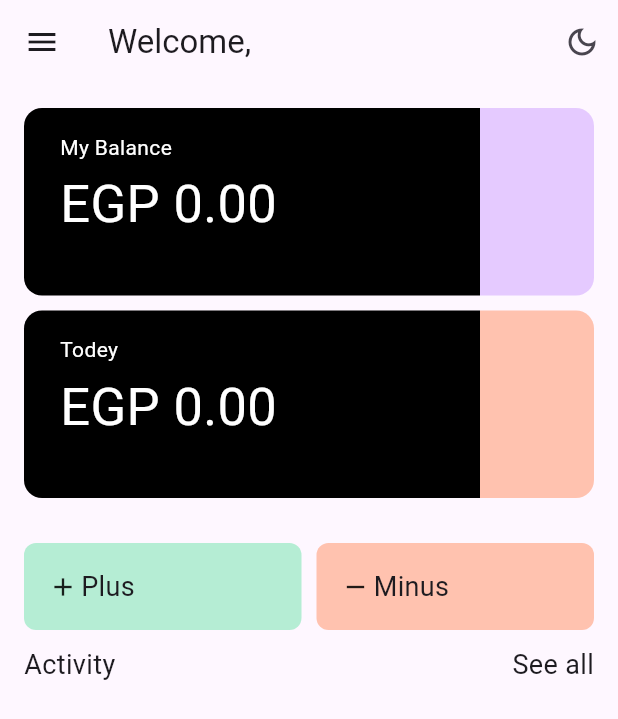
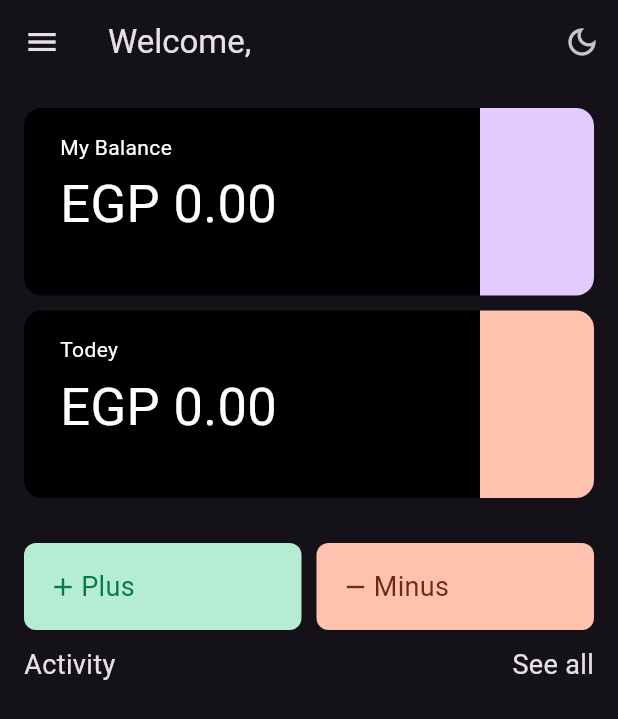
Before and after one commit to MahmoudElsayedJrr/finance_app, a Flutter app: the HomePage screen opened directly, after a tap on the "dark mode" icon, on a phone screen of 412 x 824 dp. Shown: the top 719 px of the screen. Run offline on Flutter 3.47's test engine with Material 3 defaults, Android fonts, the phone set to English and light mode, and no system bars; our stand-ins replace bloc, flutter_bloc, hive, hive_flutter, shared_preferences and 1 more; missing offline and left inert: dart:ffi; accounts and stored records are empty.

Commit message:
add darkMode

```diff
--- a/lib/main.dart
+++ b/lib/main.dart
@@ -17,6 +17,7 @@ void main() async {
   await Hive.initFlutter();
   Hive.registerAdapter(FinanceModelAdapter());
   await Hive.openBox<FinanceModel>("FinanceBox");
+  await Hive.openBox("darkModeBox");
   runApp(const MyApp());
 }
 
@@ -26,10 +27,18 @@ class MyApp extends StatelessWidget {
   Widget build(BuildContext context) {
     return BlocProvider(
       create: (context) => FetchDataCubit()..FetchData(),
-      child: MaterialApp(
-        debugShowCheckedModeBanner: false,
-        title: 'Flutter Demo',
-        home: username == true ? HomePage() : OnBoardingScreen(),
+      child: ValueListenableBuilder(
+        valueListenable: Hive.box('darkModeBox').listenable(),
+        builder: (context, box, child) {
+          var darkmood = box.get('darkMode', defaultValue: false);
+          return MaterialApp(
+            debugShowCheckedModeBanner: false,
+            title: 'Flutter Demo',
+            themeMode: darkmood ? ThemeMode.dark : ThemeMode.light,
+            darkTheme: ThemeData.dark(useMaterial3: true),
+            home: isOnBorded == true ? HomePage() : OnBoardingScreen(),
+          );
+        },
       ),
     );
   }
--- a/lib/presentation/HomePage/HomePage.dart
+++ b/lib/presentation/HomePage/HomePage.dart
@@ -11,6 +11,8 @@ import 'package:finance_application/presentation/HomePage/plus_and_minus_page/pl
 import 'package:flutter/material.dart';
 import 'package:flutter/widgets.dart';
 import 'package:flutter_bloc/flutter_bloc.dart';
+import 'package:hive/hive.dart';
+import 'package:hive_flutter/hive_flutter.dart';
 import 'package:intl/intl.dart';
 import 'package:shared_preferences/shared_preferences.dart';
 
@@ -41,13 +43,19 @@ class _HomePageState extends State<HomePage> {
   Widget build(BuildContext context) {
     final cubit = BlocProvider.of<FetchDataCubit>(context);
 
+    return ValueListenableBuilder(
+      valueListenable: Hive.box('darkModeBox').listenable(),
+      builder: (context, box, child) {
+        var darkmood = box.get('darkMode', defaultValue: false);
         return Scaffold(
           appBar: AppBar(
             title: Text('Welcome, ${username}'),
             actions: [
               IconButton(
                 icon: Icon(Icons.dark_mode_outlined),
-            onPressed: () {},
+                onPressed: () {
+                  box.put('darkMode', !darkmood);
+                },
               ),
             ],
           ),
@@ -56,7 +64,8 @@ class _HomePageState extends State<HomePage> {
             builder: (context, state) {
               List<FinanceModel> list = cubit.financeData.reversed.toList();
               return state is FetchDataLoading
-              ? Center(child: CircularProgressIndicator(color: kPrimaryGreen))
+                  ? Center(
+                      child: CircularProgressIndicator(color: kPrimaryGreen))
                   : state is FetchDataSuccess
                       ? Padding(
                           padding: EdgeInsets.all(16),
@@ -84,6 +93,7 @@ class _HomePageState extends State<HomePage> {
                                                       isPlus: true,
                                                     )));
                                       },
+                                      TextandIconColor: kPrimaryGreen,
                                       color: kSeconderyGreen,
                                       icon: Icons.add_outlined,
                                       name: 'Plus',
@@ -100,6 +110,7 @@ class _HomePageState extends State<HomePage> {
                                                       isPlus: false,
                                                     )));
                                       },
+                                      TextandIconColor: kPrimaryRed,
                                       color: kSeconderyRed,
                                       icon: Icons.remove_outlined,
                                       name: 'Minus',
@@ -109,9 +120,11 @@ class _HomePageState extends State<HomePage> {
                               ),
                               SizedBox(height: 10),
                               Row(
-                            mainAxisAlignment: MainAxisAlignment.spaceBetween,
+                                mainAxisAlignment:
+                                    MainAxisAlignment.spaceBetween,
                                 children: <Widget>[
-                              Text('Activity', style: TextStyle(fontSize: 18)),
+                                  Text('Activity',
+                                      style: TextStyle(fontSize: 18)),
                                   InkWell(
                                       onTap: () {
                                         Navigator.push(
@@ -170,5 +183,7 @@ class _HomePageState extends State<HomePage> {
             },
           ),
         );
+      },
+    );
   }
 }
--- a/lib/presentation/HomePage/plusAndMinusButton.dart
+++ b/lib/presentation/HomePage/plusAndMinusButton.dart
@@ -7,10 +7,12 @@ class plusAndMinusButton extends StatelessWidget {
     required this.icon,
     required this.color,
     required this.ontap,
+    required this.TextandIconColor,
   });
   final String name;
   final IconData icon;
   final Color color;
+  final Color TextandIconColor;
   final VoidCallback ontap;
   @override
   Widget build(BuildContext context) {
@@ -24,9 +26,13 @@ class plusAndMinusButton extends StatelessWidget {
         ),
         child: Row(
           children: [
-            Icon(icon, size: 20),
+            Icon(
+              icon,
+              size: 20,
+              color: TextandIconColor,
+            ),
             SizedBox(width: 2),
-            Text(name, style: TextStyle(fontSize: 18))
+            Text(name, style: TextStyle(fontSize: 18, color: TextandIconColor))
           ],
         ),
       ),
--- a/lib/presentation/HomePage/plus_and_minus_page/plus_page.dart
+++ b/lib/presentation/HomePage/plus_and_minus_page/plus_page.dart
@@ -83,6 +83,7 @@ class _PlusPageState extends State<PlusPage> {
                     decoration: InputDecoration(
                         contentPadding: EdgeInsets.only(left: 16),
                         labelText: 'Title...',
+                        labelStyle: TextStyle(color: KBlackColor),
                         border: InputBorder.none),
                   ),
                 ),
```
Lines whose indentation alone changed are shown as unchanged.
